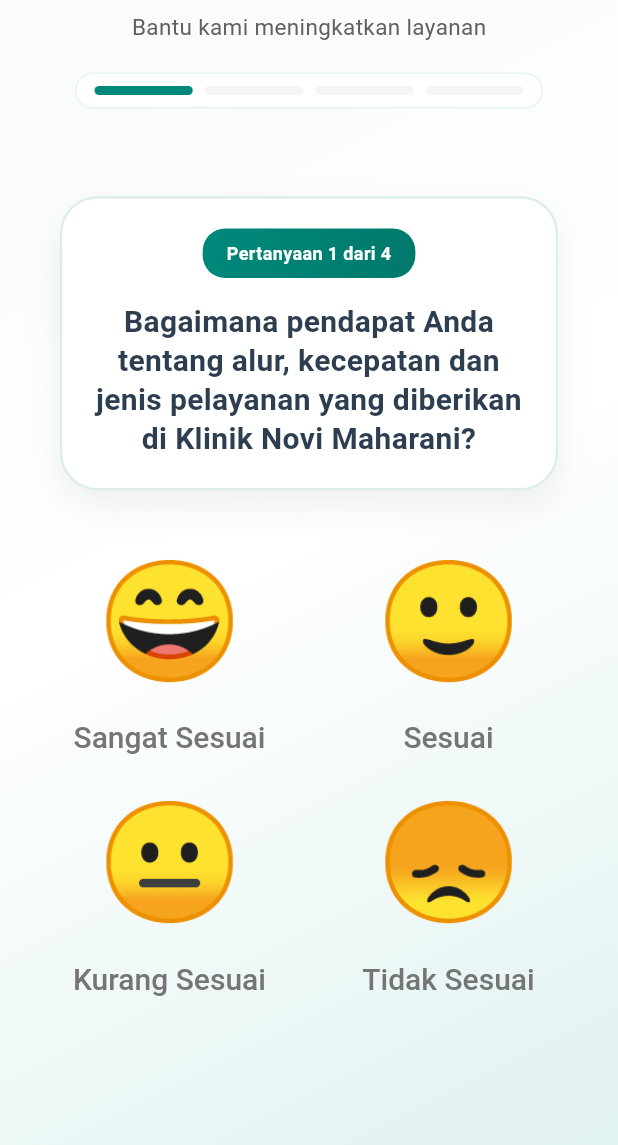
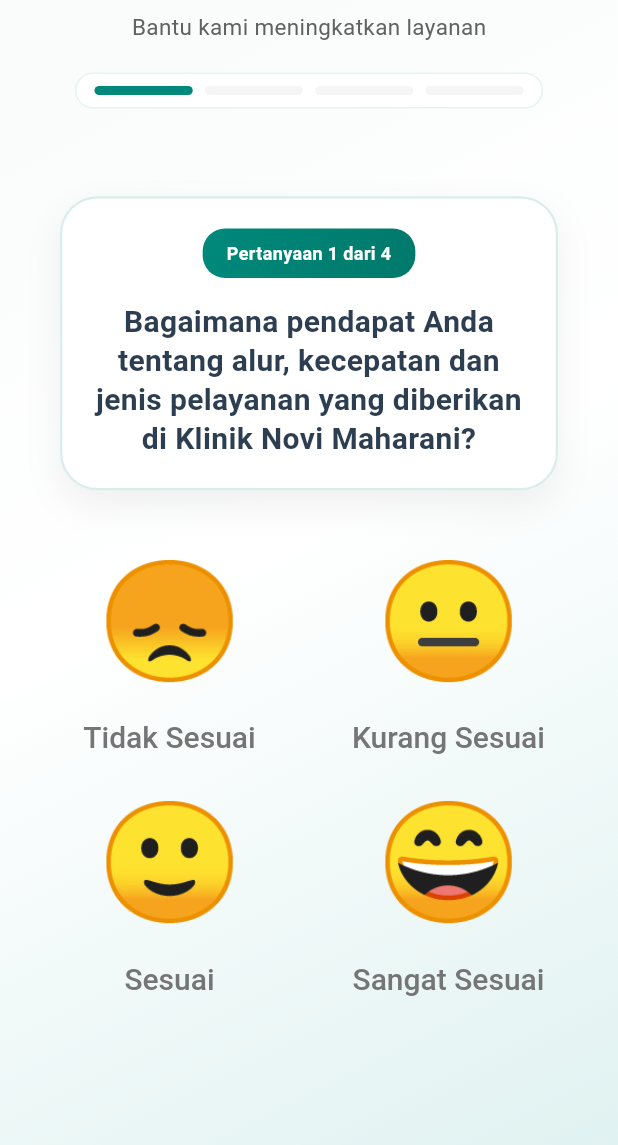
Before and after one commit to Ionic12/survey-kepuasan-pasien-flutter, a Flutter app: the screen it shows after launch, after a tap on "Mulai Survey", on a phone screen of 412 x 824 dp, the part 91-1236 px from its top. Run offline on Flutter 3.47's test engine with Material 3 defaults, Android fonts, the phone set to English and light mode, and no system bars; our stand-ins replace permission_handler, supabase_flutter; missing offline and left inert: dart:html, excel; accounts and stored records are empty.

Commit message:
Finalize web landscape refinements: consistent menu buttons and single-row emoji layout

```diff
--- a/lib/screens/main_menu_screen.dart
+++ b/lib/screens/main_menu_screen.dart
@@ -79,8 +79,8 @@
                                         subtitle: 'Lihat hasil & statistik',
                                         icon:
                                             Icons.dashboard_customize_outlined,
-                                        color: Colors.white.withOpacity(0.2),
-                                        textColor: Colors.white,
+                                        color: Colors.white,
+                                        textColor: const Color(0xFF00796B),
                                         isTablet: true,
                                         onTap: () => Navigator.push(
                                           context,
@@ -98,9 +98,8 @@
                                         title: 'Keluar',
                                         subtitle: 'Tutup aplikasi',
                                         icon: Icons.exit_to_app,
-                                        color: Colors.transparent,
-                                        textColor: Colors.white70,
-                                        isOutlined: true,
+                                        color: Colors.white,
+                                        textColor: const Color(0xFFD32F2F),
                                         isTablet: true,
                                         onTap: () => _showExitDialog(context),
                                       ),
@@ -131,8 +130,8 @@
                                       title: 'Dashboard Admin',
                                       subtitle: 'Lihat hasil & statistik',
                                       icon: Icons.dashboard_customize_outlined,
-                                      color: Colors.white.withOpacity(0.2),
-                                      textColor: Colors.white,
+                                      color: Colors.white,
+                                      textColor: const Color(0xFF00796B),
                                       isTablet: isTablet,
                                       onTap: () => Navigator.push(
                                         context,
@@ -148,9 +147,8 @@
                                       title: 'Keluar Aplikasi',
                                       subtitle: 'Tutup aplikasi',
                                       icon: Icons.exit_to_app,
-                                      color: Colors.transparent,
-                                      textColor: Colors.white70,
-                                      isOutlined: true,
+                                      color: Colors.white,
+                                      textColor: const Color(0xFFD32F2F),
                                       isTablet: isTablet,
                                       onTap: () => _showExitDialog(context),
                                     ),
--- a/lib/screens/survey_screen.dart
+++ b/lib/screens/survey_screen.dart
@@ -229,8 +229,7 @@
                             final bool isTablet = constraints.maxWidth > 500;
                             final bool isDesktop = constraints.maxWidth > 1000;
 
-                            // Calculate item width based on screen size
-                            // Mobile: 2 columns, Desktop: 4 columns
+                            // 1 Row (4 Columns) on Desktop, 2x2 on Mobile/Tablet
                             final double padding = isTablet ? 80 : 40;
                             final double availableWidth =
                                 constraints.maxWidth - padding;
@@ -268,33 +267,16 @@
                                             SizedBox(
                                               width: itemWidth,
                                               child: EmojiButton(
-                                                rating:
-                                                    RatingLevel.sangatSesuai,
+                                                rating: RatingLevel.tidakSesuai,
                                                 isSelected:
                                                     _questions[index]
                                                         .selectedRating ==
                                                     RatingLevel
-                                                        .sangatSesuai
+                                                        .tidakSesuai
                                                         .value,
                                                 onTap: () => _selectRating(
                                                   index,
-                                                  RatingLevel
-                                                      .sangatSesuai
-                                                      .value,
-                                                ),
-                                              ),
-                                            ),
-                                            SizedBox(
-                                              width: itemWidth,
-                                              child: EmojiButton(
-                                                rating: RatingLevel.sesuai,
-                                                isSelected:
-                                                    _questions[index]
-                                                        .selectedRating ==
-                                                    RatingLevel.sesuai.value,
-                                                onTap: () => _selectRating(
-                                                  index,
-                                                  RatingLevel.sesuai.value,
+                                                  RatingLevel.tidakSesuai.value,
                                                 ),
                                               ),
                                             ),
@@ -320,16 +302,33 @@
                                             SizedBox(
                                               width: itemWidth,
                                               child: EmojiButton(
-                                                rating: RatingLevel.tidakSesuai,
+                                                rating: RatingLevel.sesuai,
+                                                isSelected:
+                                                    _questions[index]
+                                                        .selectedRating ==
+                                                    RatingLevel.sesuai.value,
+                                                onTap: () => _selectRating(
+                                                  index,
+                                                  RatingLevel.sesuai.value,
+                                                ),
+                                              ),
+                                            ),
+                                            SizedBox(
+                                              width: itemWidth,
+                                              child: EmojiButton(
+                                                rating:
+                                                    RatingLevel.sangatSesuai,
                                                 isSelected:
                                                     _questions[index]
                                                         .selectedRating ==
                                                     RatingLevel
-                                                        .tidakSesuai
+                                                        .sangatSesuai
                                                         .value,
                                                 onTap: () => _selectRating(
                                                   index,
-                                                  RatingLevel.tidakSesuai.value,
+                                                  RatingLevel
+                                                      .sangatSesuai
+                                                      .value,
                                                 ),
                                               ),
                                             ),
```
